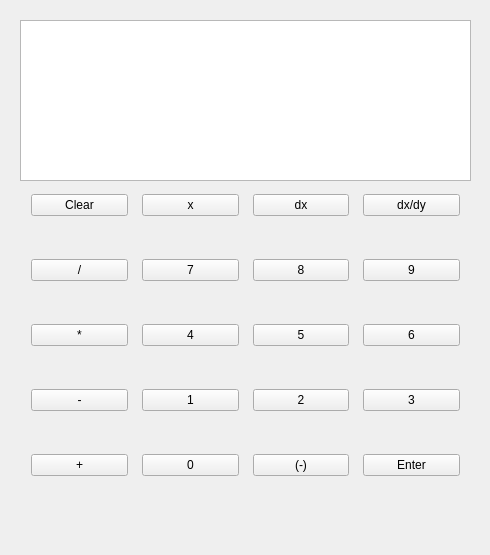
Old version of the form mainwindow.ui in the repository damianturner/QTCalculator.
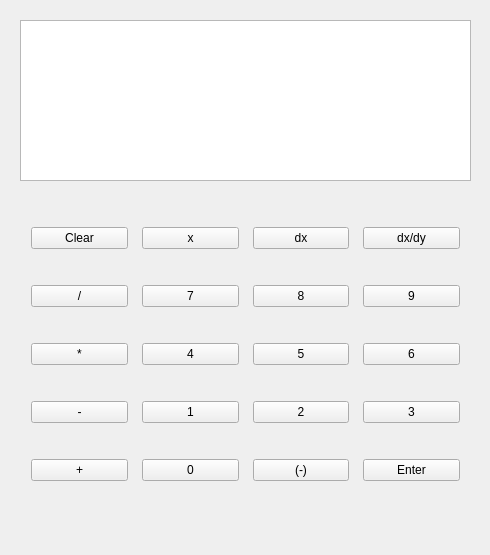
New version of the form.

Commit message: finished gui, need to implement parser

```diff
--- a/mainwindow.ui
+++ b/mainwindow.ui
@@ -88,9 +88,9 @@
     <property name="geometry">
      <rect>
       <x>20</x>
-      <y>140</y>
+      <y>180</y>
       <width>451</width>
-      <height>391</height>
+      <height>351</height>
      </rect>
     </property>
     <layout class="QGridLayout" name="gridLayout">
```
The commit also changes 3 other files.
